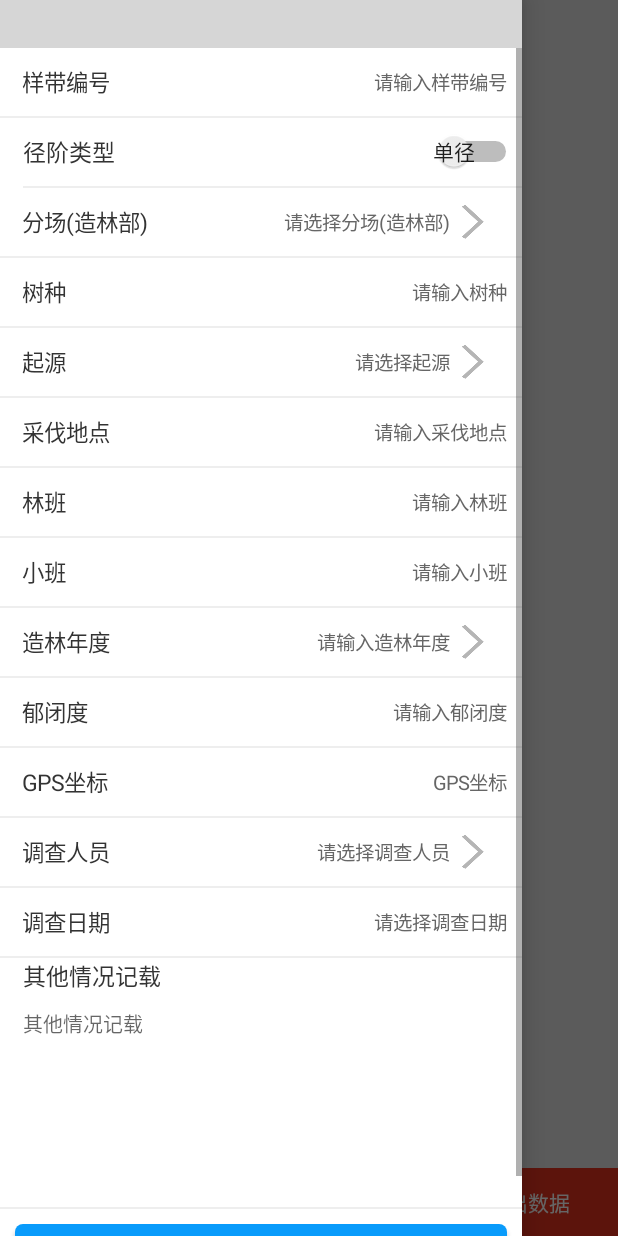
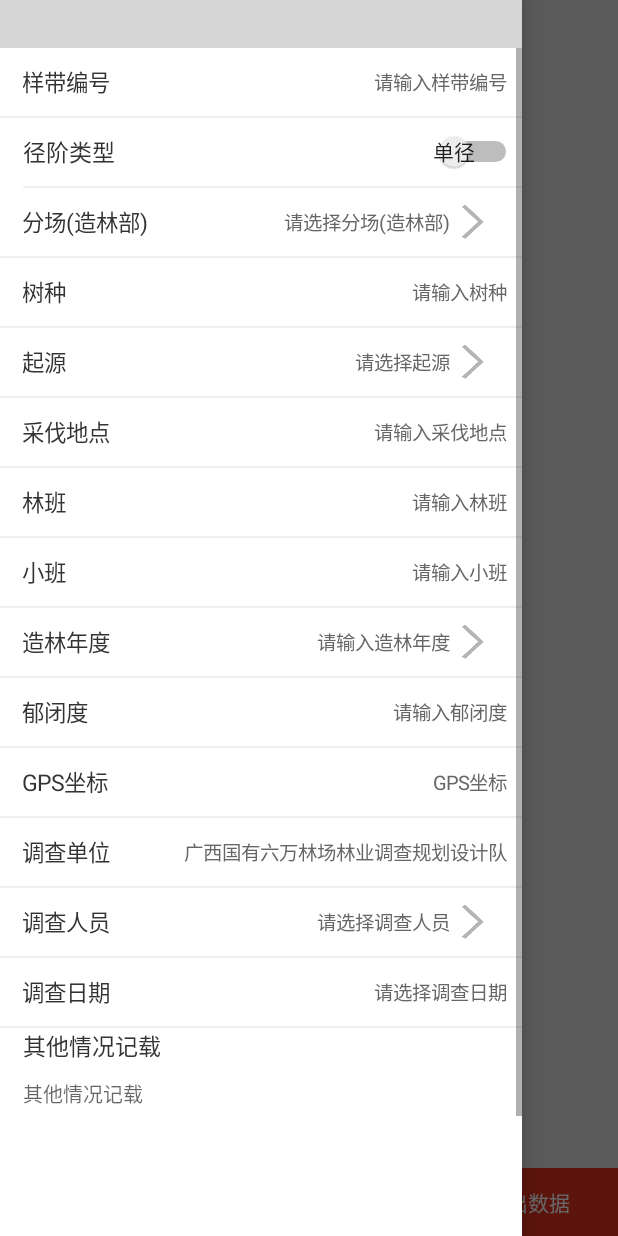
Before and after one commit to zyclovehyp/android-shoppingcart-master, an Android app: the screen it shows after launch (AddPageActivity), with the side drawer open, on a phone screen of 412 x 824 dp. Run offline under Robolectric (Android 15) with nearby library versions, the light colour scheme and no system bars; libraries missing offline, so code that uses them is left out: com.amap.api, com.hjq.bar; plain views replace TitleBar; 17 statements that could not run were skipped; grey boxes are pictures that could not be loaded.

Commit message:
add pages

```diff
--- a/app/src/main/AndroidManifest.xml
+++ b/app/src/main/AndroidManifest.xml
@@ -19,7 +19,7 @@
     <application
         android:name=".Application"
         android:allowBackup="true"
-        android:icon="@mipmap/ic_launcher"
+        android:icon="@mipmap/logo"
         android:label="@string/app_name"
         android:supportsRtl="true"
         android:theme="@style/AppTheme">
--- a/app/src/main/java/com/zhangqie/shoppingcart/AddPageActivity.java
+++ b/app/src/main/java/com/zhangqie/shoppingcart/AddPageActivity.java
@@ -39,6 +39,7 @@ import com.zhangqie.shoppingcart.util.TimeUtils;
 import com.zhangqie.shoppingcart.widget.ItemGroup;
 
 import java.io.File;
+import java.math.BigDecimal;
 import java.util.ArrayList;
 import java.util.List;
 
@@ -233,9 +234,13 @@ public class AddPageActivity extends BaseActivity {
         file = new File(getSDPath() + "/Record");
         makeDir(file);
 
-        fileName = getSDPath() + "/Record/" + TimeUtils.getYear() + TimeUtils.getMonth() + TimeUtils.getDay() + TimeUtils.getCurrentTime() + ".csv";
-        ExcelUtil.exportCSV(fileName, getRecordData());
-        Toast.makeText(this, "导出成功！\n文件导出路径：" + fileName, Toast.LENGTH_LONG).show();
+        String title = TimeUtils.getYear() + TimeUtils.getMonth() + TimeUtils.getDay() + TimeUtils.getCurrentTime();
+        fileName = getSDPath() + "/Record/" + title + ".xls";
+        ExcelUtil.initExcel(fileName,title);
+//        ExcelUtil.exportCSV(fileName, getRecordData());
+
+        ExcelUtil.writeObjListToExcel(fileName, getRecordData(), this);
+        //Toast.makeText(this, "导出成功！\n文件导出路径：" + fileName, Toast.LENGTH_LONG).show();
     }
 
     private String getSDPath() {
@@ -275,7 +280,10 @@ public class AddPageActivity extends BaseActivity {
                     aMapLocation.getRoad();//街道信息
                     aMapLocation.getCityCode();//城市编码
                     aMapLocation.getAdCode();//地区编码
-                    gps.setText(aMapLocation.getLatitude() + "&" + aMapLocation.getAccuracy());
+                    double x = new BigDecimal(aMapLocation.getLatitude()).setScale(6, BigDecimal.ROUND_HALF_UP).doubleValue();
+                    double y = new BigDecimal(aMapLocation.getAccuracy()).setScale(6, BigDecimal.ROUND_HALF_UP).doubleValue();
+
+                    gps.setText(x + "&" + y);
                     //header_gps.setText(aMapLocation.getLatitude()+","+aMapLocation.getAccuracy());
                 } else {
 //                    Toast.makeText(AddPageActivity.this, "GPS定位失败：" + aMapLocation.getErrorInfo(), Toast.LENGTH_LONG).show();
@@ -544,7 +552,6 @@ public class AddPageActivity extends BaseActivity {
     }
 
 
-
     @Override
     public void onRequestPermissionsResult(int requestCode, @NonNull String[] permissions, @NonNull int[] grantResults) {
         super.onRequestPermissionsResult(requestCode, permissions, grantResults);
--- a/app/src/main/java/com/zhangqie/shoppingcart/AreaMemActivity.java
+++ b/app/src/main/java/com/zhangqie/shoppingcart/AreaMemActivity.java
@@ -19,6 +19,7 @@ import com.zhangqie.shoppingcart.model.SheetHeader;
 import com.zhangqie.shoppingcart.widget.ItemGroup;
 import com.zhangqie.shoppingcart.widget.MDialog;
 
+import java.math.BigDecimal;
 import java.util.ArrayList;
 import java.util.List;
 
@@ -225,6 +226,7 @@ public class AreaMemActivity extends BaseActivity {
             mianji += areaModel.getArea();
         }
         mianji = mianji / 10000;
+        mianji = new BigDecimal(mianji).setScale(4, BigDecimal.ROUND_HALF_UP).doubleValue();
         sheet.setMianJi(String.valueOf(mianji));
         Intent i = new Intent();
         setResult(3, i.putExtra("result", sheet));
--- a/app/src/main/res/layout/activity_add_page.xml
+++ b/app/src/main/res/layout/activity_add_page.xml
@@ -261,7 +261,16 @@
                 app:jt_visible="false"
                 app:paddingLeft="15dp"
                 app:title="GPS坐标" />
-
+            <com.zhangqie.shoppingcart.widget.ItemGroup
+                android:id="@+id/ig_dept"
+                android:layout_width="match_parent"
+                android:layout_height="wrap_content"
+                app:drawable_right="@mipmap/country_selecter"
+                app:isEditable="false"
+                app:jt_visible="false"
+                app:edt_content="广西国有六万林场林业调查规划设计队"
+                app:paddingLeft="15dp"
+                app:title="调查单位" />
             <com.zhangqie.shoppingcart.widget.ItemGroup
                 android:id="@+id/ig_person"
                 android:layout_width="match_parent"
--- a/app/src/main/res/values/strings.xml
+++ b/app/src/main/res/values/strings.xml
@@ -1,3 +1,3 @@
 <resources>
-    <string name="app_name">六万林场伐区调查数据采集系统</string>
+    <string name="app_name">伐区数据采集</string>
 </resources>
```
Also changed, not shown: app/src/main/java/com/zhangqie/shoppingcart/MainActivity.java (+5 -2 lines), app/src/main/java/com/zhangqie/shoppingcart/util/ExcelUtil.java (+56 -11 lines), gradle.properties (+6 -1 lines), 5 other files.
